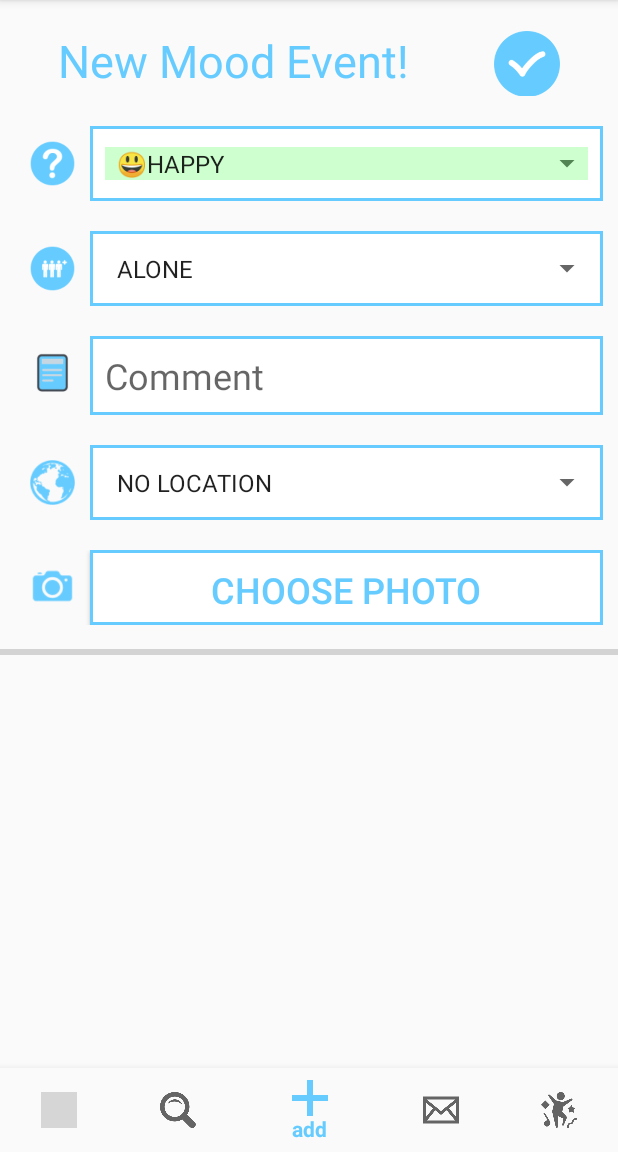
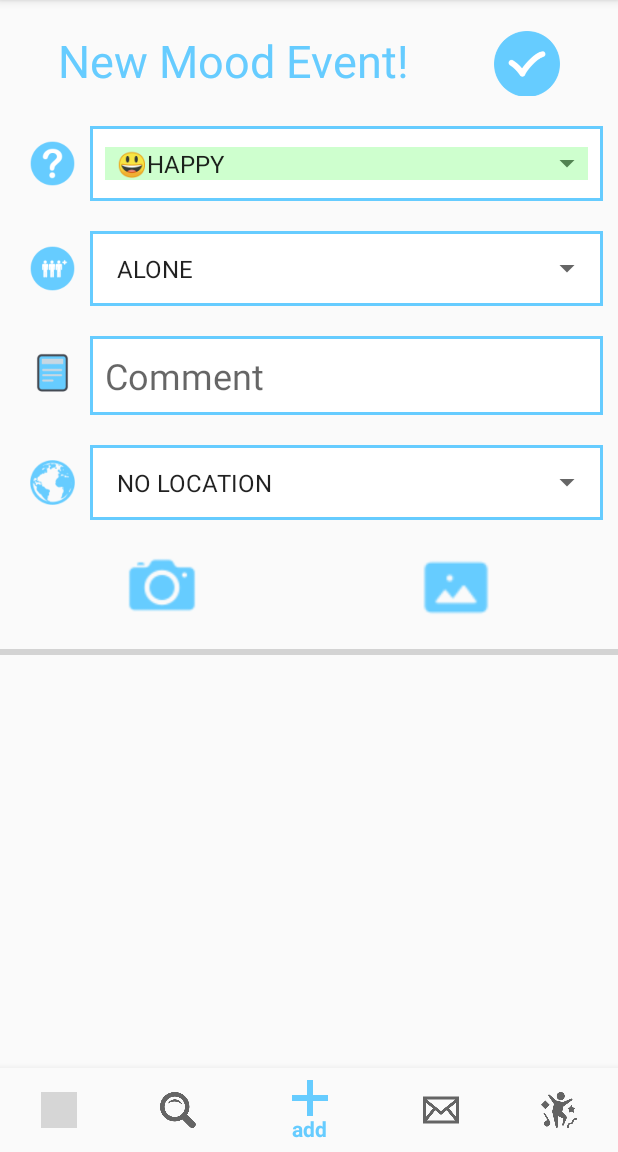
Before and after one commit to CMPUT301F19T14/CMPUT301Team14Project, an Android app: the AddActivity screen opened directly, with no data from a screen before it, on a phone screen of 412 x 824 dp, the part 84-1236 px from its top. Run offline under Robolectric (Android 15) with nearby library versions, the phone set to English and light mode, and no system bars; our stand-ins replace Firebase (no records; nobody signed in at launch, a user with empty details on screens opened directly), Picasso; grey boxes are pictures that could not be loaded.

Commit message:
button update

```diff
--- a/Mooditude/app/src/main/java/com/cmput301t14/mooditude/activities/AddActivity.java
+++ b/Mooditude/app/src/main/java/com/cmput301t14/mooditude/activities/AddActivity.java
@@ -94,7 +94,7 @@ public class AddActivity extends AppCompatActivity {
     EditText commentEditText;
 //    TextView locationTextView;
     Spinner locationSpinner;
-    Button choosePhotoButton;
+    ImageButton choosePhotoButton;
     ImageView photoImageView;
     ImageButton photoButton;
 
--- a/Mooditude/app/src/main/res/layout/activity_add.xml
+++ b/Mooditude/app/src/main/res/layout/activity_add.xml
@@ -193,7 +193,6 @@
                 </LinearLayout>
 
 
-
                 <LinearLayout
                     android:layout_width="match_parent"
                     android:layout_height="wrap_content"
@@ -205,28 +204,25 @@
                         android:layout_width="50dp"
                         android:layout_height="50dp"
                         android:layout_gravity="left"
-                        android:layout_weight="0"
+                        android:layout_weight="1"
                         android:background="@android:color/transparent"
-                        android:padding="10dp"
                         android:scaleType="fitCenter"
-                        app:srcCompat="@drawable/photo_icon" />
+                        android:src="@drawable/photo_icon" />
 
 
-                    <Button
+                    <ImageButton
                         android:id="@+id/photo_button2"
-                        android:layout_width="1dp"
+                        android:layout_width="50dp"
                         android:layout_height="50dp"
                         android:layout_gravity="right"
                         android:layout_weight="1"
-                        android:background="@drawable/border_lines"
-                        android:padding="10dp"
-                        android:text="Choose Photo"
-                        android:textColor="#66CCFF"
-                        android:textSize="24sp"></Button>
-
+                        android:scaleType="fitCenter"
+                        android:background="@android:color/transparent"
+                        android:src="@drawable/pick_image"></ImageButton>
 
 
                 </LinearLayout>
+
 
                 <LinearLayout
                     android:layout_width="match_parent"
```
